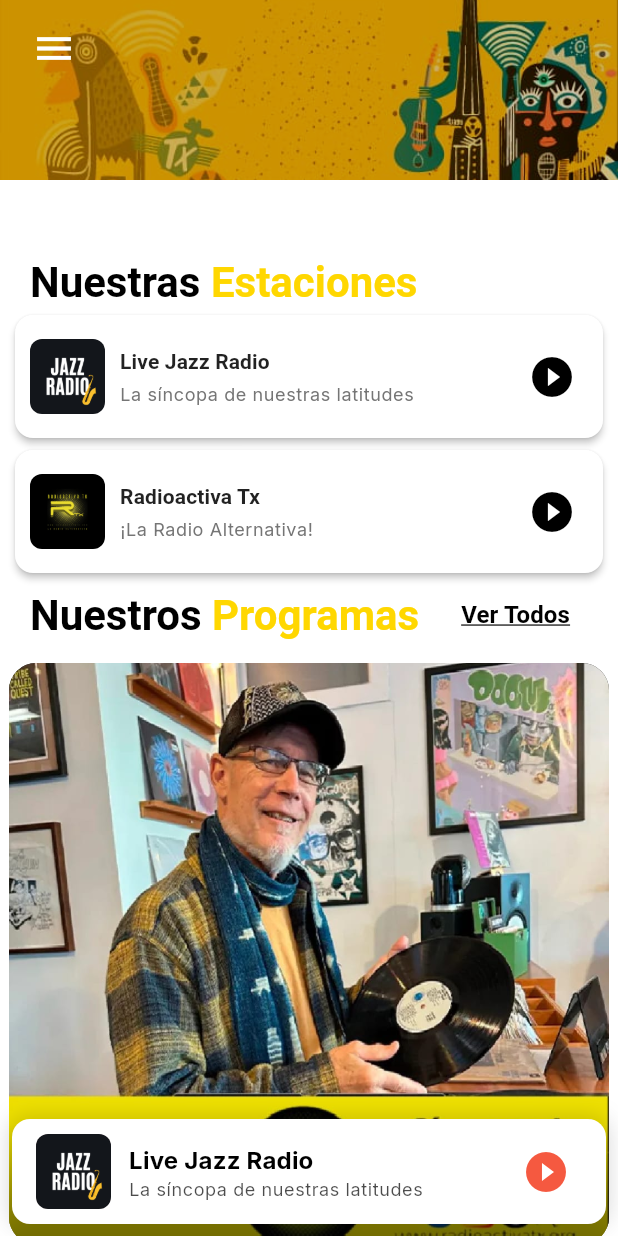
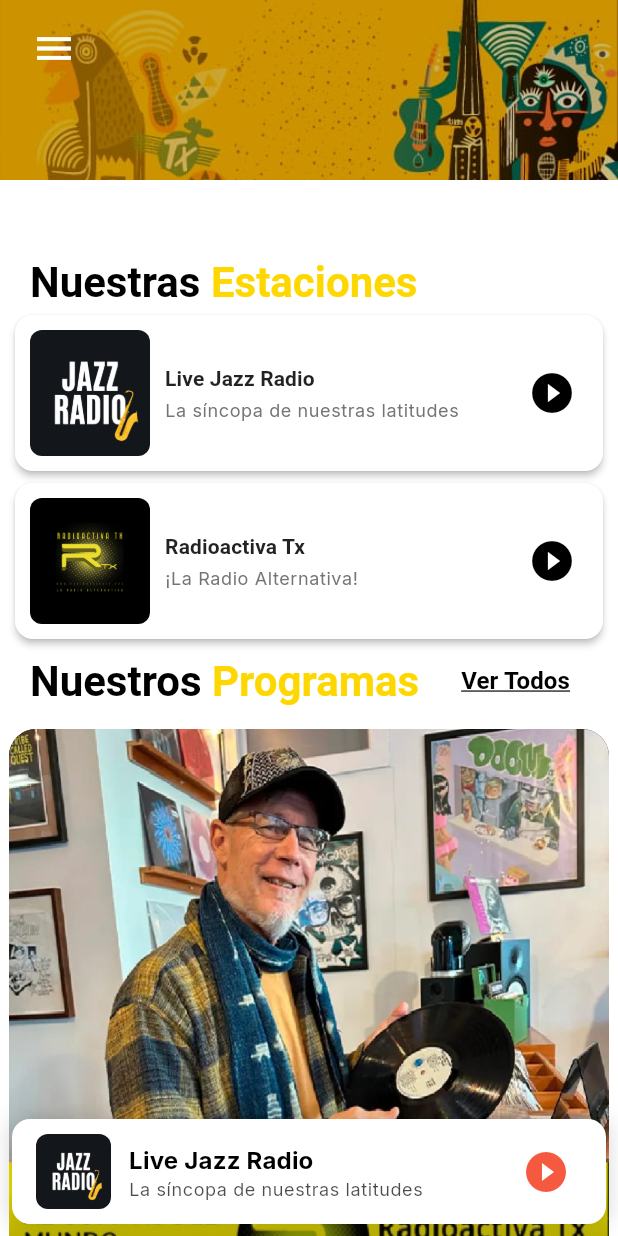
Before and after one commit to Droid636/mi_radio1, a Flutter app: the screen it shows after launch, on a phone screen of 412 x 824 dp. Run offline on Flutter 3.47's test engine with Material 3 defaults, Android fonts, the phone set to English and light mode, and no system bars; drawn by our look-alikes of carousel_slider; our stand-ins replace audio_service, google_fonts, just_audio, share_plus, shared_preferences; missing offline and left inert: audio_session.

Commit message:
tamaño de estaciones

```diff
--- a/lib/screens/home_screen.dart
+++ b/lib/screens/home_screen.dart
@@ -573,7 +573,6 @@ class HomeScreen extends StatelessWidget {
                               ),
                             ),
 
-                            // Eliminado para pegar más el título y las estaciones
                             ListView.builder(
                               shrinkWrap: true,
                               physics: const NeverScrollableScrollPhysics(),
@@ -586,7 +585,7 @@ class HomeScreen extends StatelessWidget {
                                     vertical: 0.0,
                                   ),
                                   child: SizedBox(
-                                    height: 90,
+                                    height: 112,
                                     child: StationCard(
                                       station: s,
                                       onTap: () async {
--- a/lib/widgets/station_card.dart
+++ b/lib/widgets/station_card.dart
@@ -25,13 +25,13 @@ class StationCard extends StatelessWidget {
         elevation: 2,
         shape: RoundedRectangleBorder(borderRadius: BorderRadius.circular(12)),
         child: Container(
-          padding: const EdgeInsets.symmetric(horizontal: 10, vertical: 15),
+          padding: const EdgeInsets.all(10),
           child: Row(
             crossAxisAlignment: CrossAxisAlignment.center,
             children: [
               Container(
-                width: 50,
-                height: 50,
+                width: 80,
+                height: 510,
                 decoration: BoxDecoration(
                   borderRadius: BorderRadius.circular(8),
                 ),
```
